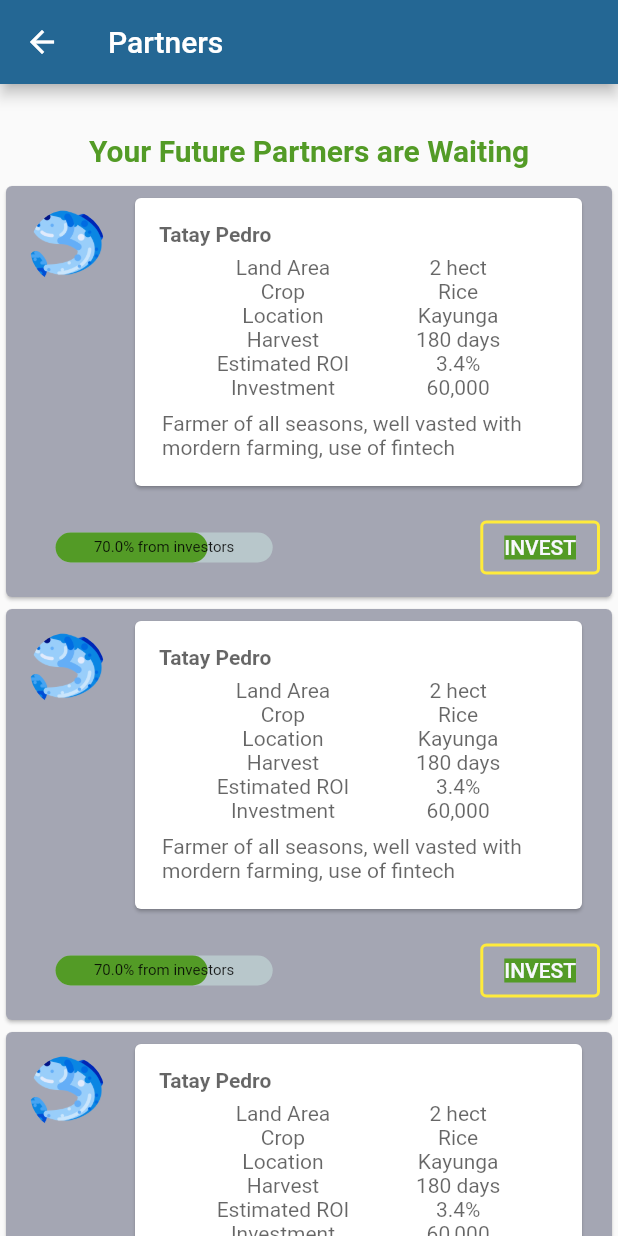
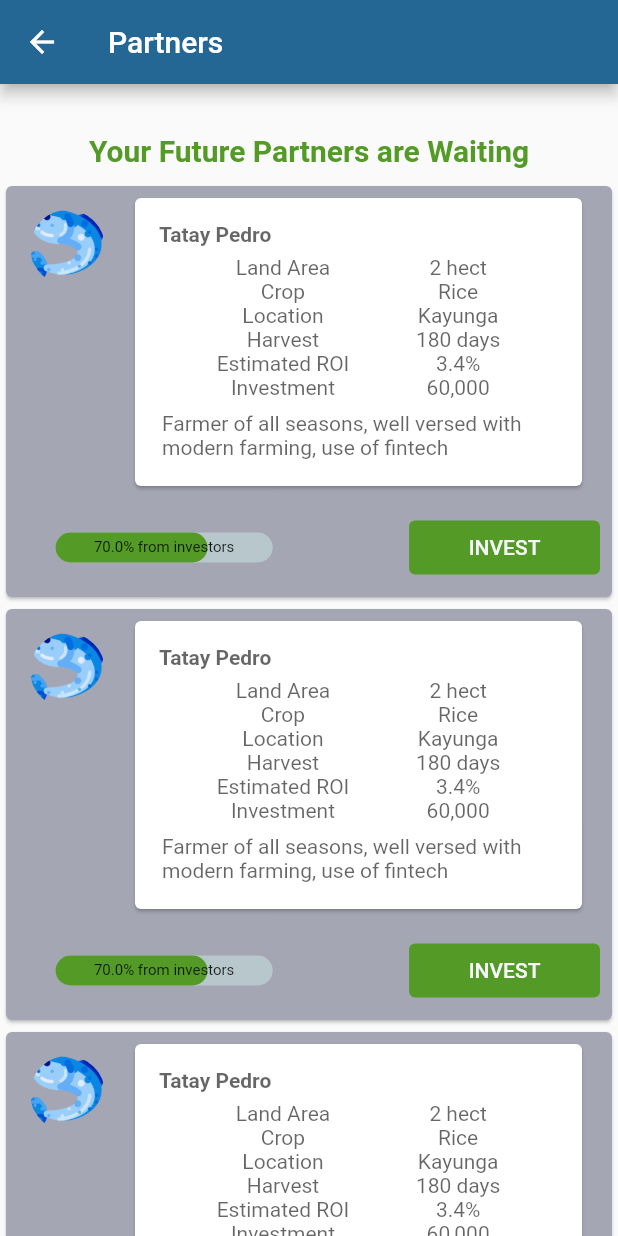
Before and after one commit to ajoluvya/promdi-fe, a Flutter app: the CrowdfundingPage screen opened directly, on a phone screen of 412 x 824 dp. Run offline on Flutter 3.47's test engine with Material 2 defaults, Android fonts, the phone set to English and light mode, and no system bars; drawn by our look-alikes of percent_indicator; our stand-ins replace carousel_slider, flutter_svg.

Commit message:
crowdfunding invest button

```diff
--- a/lib/screens/crowdfunding/crowdfund_widgets/fund_card.dart
+++ b/lib/screens/crowdfunding/crowdfund_widgets/fund_card.dart
@@ -1,6 +1,7 @@
 import 'package:flutter/material.dart';
 import 'package:promdi_fe/helpers/style.dart';
 import 'package:percent_indicator/percent_indicator.dart';
+import 'package:promdi_fe/widgets/custom_button.dart';
 
 class CrowdFundCard extends StatefulWidget {
   final double padLeft;
@@ -14,6 +15,7 @@ class CrowdFundCard extends StatefulWidget {
   final String harvest;
   final String roi;
   final String about;
+  final VoidCallback onClick;
   const CrowdFundCard(
       {Key? key,
       required this.padLeft,
@@ -26,7 +28,8 @@ class CrowdFundCard extends StatefulWidget {
       required this.harvest,
       required this.roi,
       required this.investment,
-      required this.about})
+      required this.about,
+      required this.onClick})
       : super(key: key);
 
   @override
@@ -36,6 +39,7 @@ class CrowdFundCard extends StatefulWidget {
 class _CrowdFundCardState extends State<CrowdFundCard> {
   @override
   Widget build(BuildContext context) {
+    Size size = MediaQuery.of(context).size;
     return Container(
       // color: lightGrey,
       child: Card(
@@ -45,7 +49,7 @@ class _CrowdFundCardState extends State<CrowdFundCard> {
           children: [
             ListTile(
               leading: GestureDetector(
-                onTap: () {},
+                onTap: widget.onClick,
                 child: Container(
                   width: 50,
                   height: 50,
@@ -82,6 +86,7 @@ class _CrowdFundCardState extends State<CrowdFundCard> {
                         mainAxisAlignment: MainAxisAlignment.spaceEvenly,
                         children: [
                           Column(
+                            mainAxisAlignment: MainAxisAlignment.start,
                             children: [
                               Text(
                                 'Land Area',
@@ -185,24 +190,19 @@ class _CrowdFundCardState extends State<CrowdFundCard> {
                       progressColor: greenCustom,
                     ),
                   ),
-                  OutlinedButton(
-                    style: OutlinedButton.styleFrom(
-                      side: BorderSide(
-                        width: 2.0,
-                        color: Colors.yellow,
-                      ),
-                    ),
-                    onPressed: () {},
-                    child: Container(
-                      color: greenCustom,
-                      child: Text(
-                        'INVEST',
-                        style: TextStyle(
-                          color: light,
+                  SizedBox(width: size.width * 0.16),
+                  Expanded(
+                    child: TextButton(
+                        onPressed: () {},
+                        child: Text(
+                          'INVEST',
+                          style: TextStyle(color: light),
                         ),
-                      ),
-                    ),
-                  ),
+                        style: ButtonStyle(
+                          backgroundColor:
+                              MaterialStateProperty.all<Color>(greenCustom),
+                        )),
+                  )
                 ],
               ),
             ),
--- a/lib/screens/crowdfunding/crowdfunding_home.dart
+++ b/lib/screens/crowdfunding/crowdfunding_home.dart
@@ -1,6 +1,7 @@
 import 'package:flutter/material.dart';
 import 'package:promdi_fe/helpers/style.dart';
 import 'package:promdi_fe/screens/crowdfunding/crowdfund_widgets/fund_card.dart';
+import 'package:promdi_fe/screens/crowdfunding/user_profile.dart';
 
 class CrowdfundingPage extends StatefulWidget {
   const CrowdfundingPage({Key? key}) : super(key: key);
@@ -38,13 +39,19 @@ class _CrowdState extends State<CrowdfundingPage> {
                 padRight: 0.6,
                 profileimage: 'assets/images/fish.png',
                 about:
-                    'Farmer of all seasons, well vasted with mordern farming, use of fintech',
+                    'Farmer of all seasons, well versed with modern farming, use of fintech',
                 area: '2 hect',
                 crop: 'Rice',
                 harvest: '180 days',
                 investment: '60,000',
                 location: 'Kayunga',
                 roi: '3.4%',
+                onClick: () {
+                  Navigator.push(
+                    context,
+                    MaterialPageRoute(builder: (context) => PartnerProfile()),
+                  );
+                },
               );
             }),
           ))
```
Also changed, not shown: lib/screens/crowdfunding/crowdfund_widgets/profile_cover.dart (added, +77 -0 lines), lib/screens/crowdfunding/crowdfund_widgets/profile_tile.dart (added, +29 -0 lines), lib/screens/crowdfunding/user_profile.dart (+52 -0 lines).
